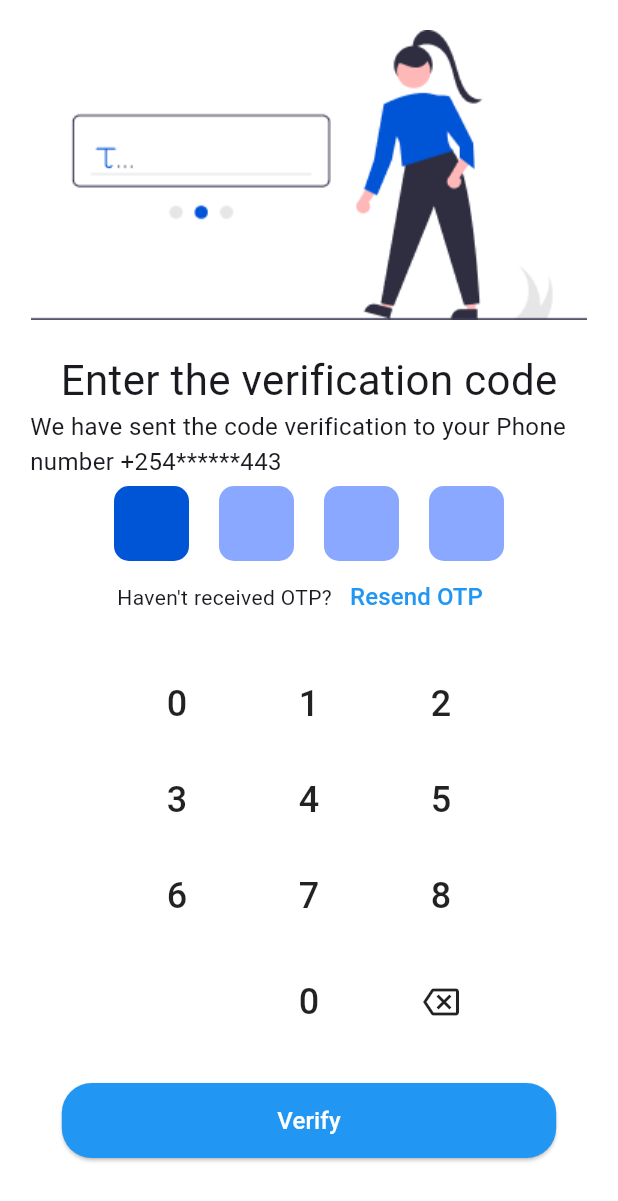
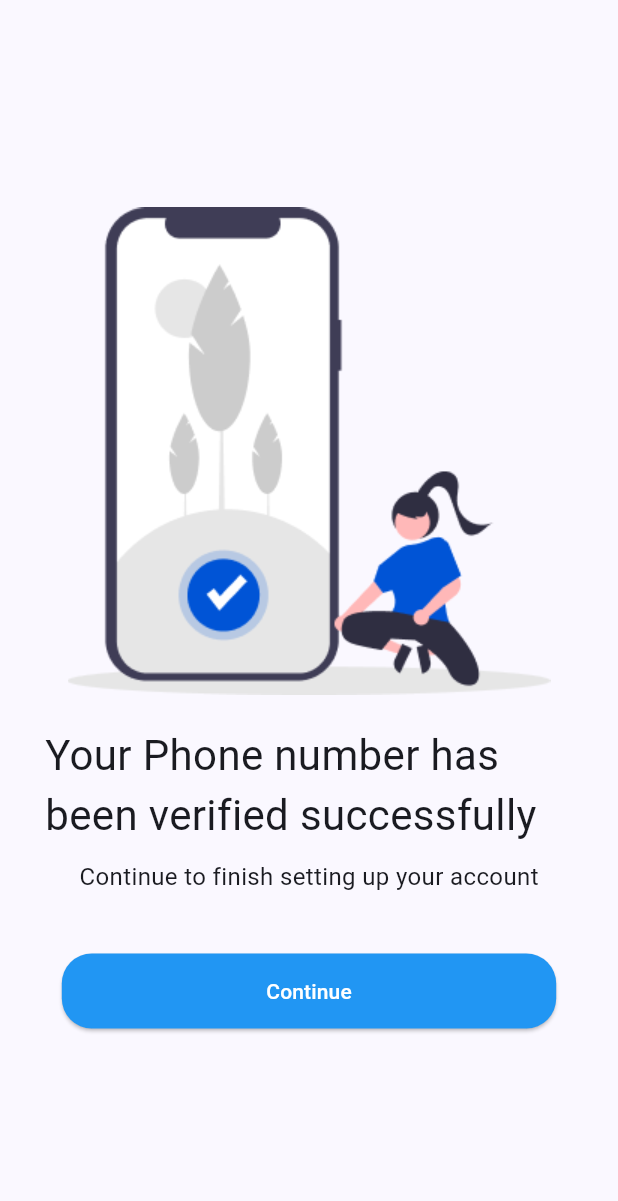
Before and after one commit to kariuki-joseph/advantage, a Flutter app: the PhoneVerification screen opened by its route, after a tap on "Verify", on a phone screen of 412 x 824 dp. Shown: the top 1201 px of the screen. Run offline on Flutter 3.47's test engine with Material 3 defaults, Android fonts, the phone set to English and light mode, and no system bars; our stand-ins replace get.

Commit message:
phone verification success ui

```diff
--- a/lib/routes/app_page.dart
+++ b/lib/routes/app_page.dart
@@ -1,6 +1,7 @@
 import 'package:advantage/screens/phone_verification/phone_verification.dart';
 import 'package:advantage/screens/register.dart';
 import 'package:advantage/screens/splash_screen.dart';
+import 'package:advantage/screens/verification_success/verification_success.dart';
 import 'package:get/get_navigation/src/routes/get_route.dart';
 
 class AppPage {
@@ -17,7 +18,7 @@ class AppPage {
     GetPage(name: splash, page: () => const SplashScreen()),
     GetPage(name: register, page: () => const Register()),
     GetPage(name: verifyPhone, page: () => const PhoneVerification()),
-    GetPage(name: verificationSuccess, page: () => const SplashScreen()),
+    GetPage(name: verificationSuccess, page: () => const VerificationSuccess()),
     GetPage(name: setupPin, page: () => const SplashScreen()),
     GetPage(name: confirmPin, page: () => const SplashScreen()),
     GetPage(name: finishProfile, page: () => const SplashScreen()),
--- a/lib/screens/phone_verification/phone_verification.dart
+++ b/lib/screens/phone_verification/phone_verification.dart
@@ -1,8 +1,10 @@
 import 'package:advantage/components/primary_button.dart';
 import 'package:advantage/constants/app_color.dart';
+import 'package:advantage/routes/app_page.dart';
 import 'package:advantage/screens/phone_verification/components/single_button.dart';
 import 'package:advantage/screens/phone_verification/components/single_pin_field.dart';
 import 'package:flutter/material.dart';
+import 'package:get/get.dart';
 
 class PhoneVerification extends StatefulWidget {
   const PhoneVerification({super.key});
@@ -100,7 +102,9 @@ class _PhoneVerificationState extends State<PhoneVerification> {
 
             const SizedBox(height: 20),
             PrimaryButton(
-              onPressed: () {},
+              onPressed: () {
+                Get.toNamed(AppPage.verificationSuccess);
+              },
               child: const Text(
                 "Verify",
                 style: TextStyle(fontSize: 16),
--- /dev/null
+++ b/lib/screens/verification_success/verification_success.dart
@@ -0,0 +1,52 @@
+import 'package:advantage/components/primary_button.dart';
+import 'package:advantage/routes/app_page.dart';
+import 'package:flutter/material.dart';
+import 'package:get/get.dart';
+
+class VerificationSuccess extends StatelessWidget {
+  const VerificationSuccess({super.key});
+
+  @override
+  Widget build(BuildContext context) {
+    return Scaffold(
+      body: Container(
+        padding: const EdgeInsets.symmetric(horizontal: 30.0, vertical: 20.0),
+        child: Column(
+          mainAxisAlignment: MainAxisAlignment.center,
+          crossAxisAlignment: CrossAxisAlignment.center,
+          children: [
+            const Spacer(
+              flex: 3,
+            ),
+            const Image(
+              image: AssetImage("images/ill_verification_success.png"),
+              fit: BoxFit.contain,
+            ),
+            const SizedBox(height: 20),
+            const Text(
+              "Your Phone number has been verified successfully",
+              style: TextStyle(fontSize: 28),
+            ),
+            const SizedBox(
+              height: 10,
+            ),
+            const Text(
+              "Continue to finish setting up your account",
+              style: TextStyle(fontSize: 16),
+            ),
+            const Spacer(),
+            PrimaryButton(
+              onPressed: () {
+                Get.toNamed(AppPage.finishProfile);
+              },
+              child: const Text("Continue"),
+            ),
+            const Spacer(
+              flex: 3,
+            ),
+          ],
+        ),
+      ),
+    );
+  }
+}
```
